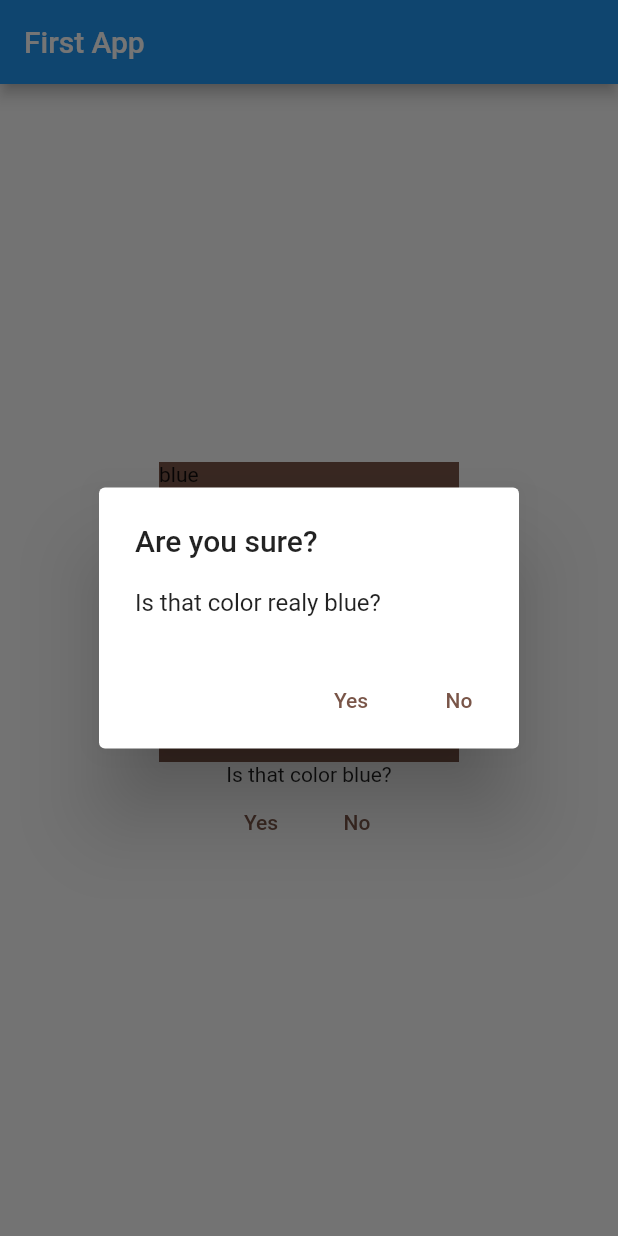
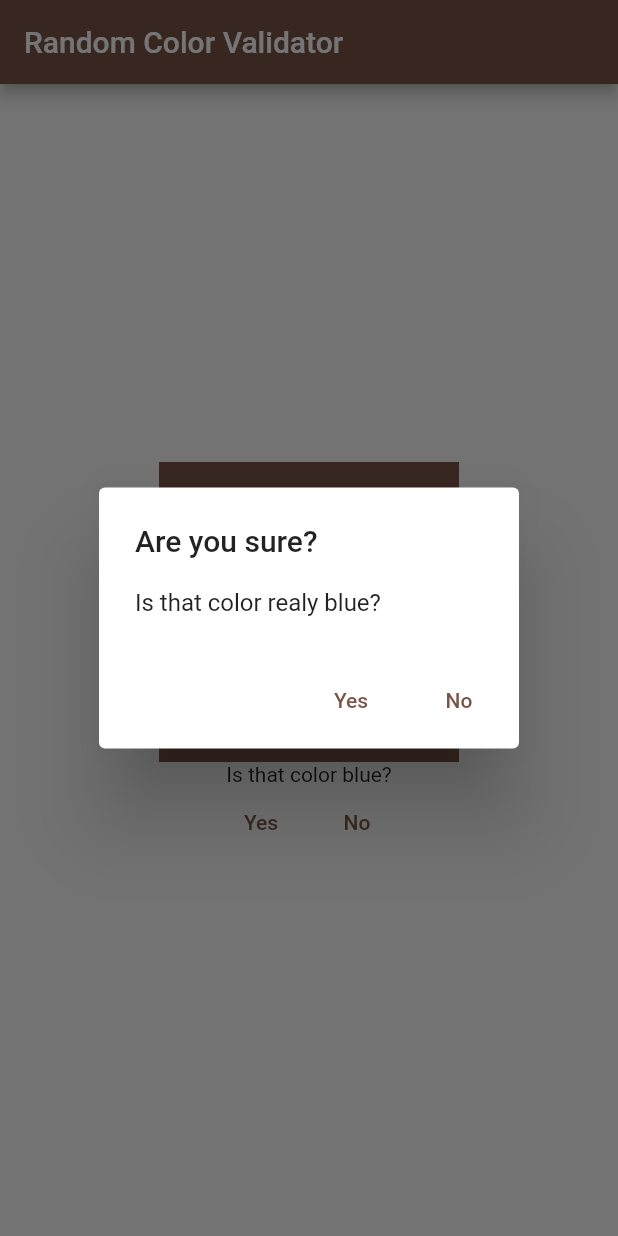
Before and after one commit to Davidhdag/flutter_practice, a Flutter app: the screen it shows after launch, after a tap on "Yes", on a phone screen of 412 x 824 dp. Run offline on Flutter 3.47's test engine with Material 2 defaults, Android fonts, the phone set to English and light mode, and no system bars.

Commit message:
New messages for close colors. Final App

```diff
--- a/lib/main.dart
+++ b/lib/main.dart
@@ -2,7 +2,7 @@ import 'dart:math';
 import 'package:flutter/material.dart';
 
 void main() {
-  runApp(MaterialApp(home: MyApp()));
+  runApp(MaterialApp(home: MyApp(), debugShowCheckedModeBanner: false));
 }
 
 class MyApp extends StatefulWidget {
@@ -21,6 +21,25 @@ class _MyApp extends State<MyApp> {
         color: color,
       );
     }
+
+    Map<String, String> kList = {
+      'red': '4294924066',
+      'green': '4287349578',
+      'blue': '4278430196',
+      // ignore: equal_keys_in_map
+      'blue': '4282339765',
+      // ignore: equal_keys_in_map
+      'blue': '4278238420',
+      'purple': '4284955319',
+    };
+    List<String> mayList = [
+      'Maybe',
+      'Perhaps',
+      'Possibly',
+      'It may be',
+      'It could be',
+      'Perchance',
+    ];
 
     Map<String, String> colorMap = {
       'blue': '4280391411',
@@ -44,7 +63,7 @@ class _MyApp extends State<MyApp> {
     String colorList = cList[Random().nextInt(4)];
 
     bool Test(Color color) {
-      if (colorMap[colorList] == colors.value.toString()) {
+      if (colorMap[colorList] == color.value.toString()) {
         return true;
       } else {
         return false;
@@ -69,7 +88,8 @@ class _MyApp extends State<MyApp> {
               title: Text('Are you sure?'),
               content: Text('Is that color realy $colorList?'),
               actions: <Widget>[
-                Button(() async {
+                Button(
+                  () async {
                     return await showDialog(
                         context: context,
                         builder: (context) {
@@ -77,22 +97,42 @@ class _MyApp extends State<MyApp> {
                             return AlertDialog(
                               content: Text('True'),
                               actions: [
-                              Button(() {Navigator.of(context).pop();}, 'Nice'),
+                                Button(() {
+                                  Navigator.of(context).pop();
+                                }, 'Nice'),
+                              ],
+                            );
+                          } else if (kList[colorList] ==
+                              colors.value.toString()) {
+                            return AlertDialog(
+                              content: Text('${mayList[Random().nextInt(5)]}'),
+                              actions: [
+                                Button(() {
+                                  Navigator.of(context).pop();
+                                }, '...'),
                               ],
                             );
                           } else {
                             return AlertDialog(
                               content: Text('LIAR!'),
                               actions: [
-                              Button(() {Navigator.of(context).pop();}, 'Cry'),
+                                Button(() {
+                                  Navigator.of(context).pop();
+                                }, 'Cry'),
                               ],
                             );
                           }
                         }).then((value) => Navigator.of(context).pop());
-                }, 'Yes'),
-                Button(() {
+                  },
+                  'Yes',
+                ),
+                Button(
+                  () {
                     Navigator.of(context).pop();
-                }, 'No'),
+                    _rcTap();
+                  },
+                  'No',
+                ),
               ],
             );
           });
@@ -100,7 +140,8 @@ class _MyApp extends State<MyApp> {
 
     return Scaffold(
       appBar: AppBar(
-        title: const Text('First App'),
+        title: const Text('Random Color Validator'),
+        backgroundColor: colors,
       ),
       body: Column(
         mainAxisAlignment: MainAxisAlignment.center,
@@ -110,7 +151,7 @@ class _MyApp extends State<MyApp> {
             children: [
               GestureDetector(
                 onTap: _rcTap,
-                child: Contain(200, Text(colorList), colors),
+                child: Contain(200, Text(''), colors),
               ),
             ],
           ),
@@ -124,16 +165,11 @@ class _MyApp extends State<MyApp> {
                 },
                 'Yes',
               ),
-              TextButton(
-                child: Text(
-                  'No',
-                  style: TextStyle(
-                    color: colors,
-                  ),
-                ),
-                onPressed: () {
+              Button(
+                () {
                   _rcTap();
                 },
+                'No',
               ),
             ],
           ),
```
Lines whose indentation alone changed are shown as unchanged.
